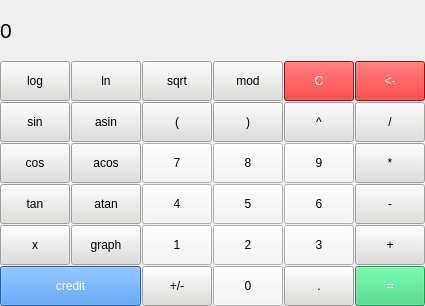
This is src/calculator.ui in shii-cchi/calculator as Qt 5 draws it before an edit. The edited form follows.
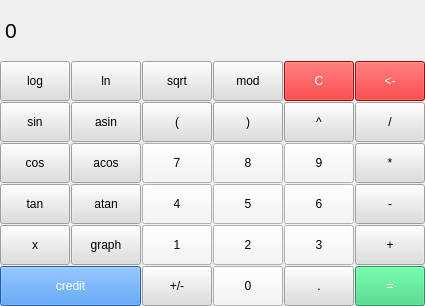
This is the edited form.

Commit message: improve window style and input +/- and graph for sin, cos

The edit to the form file:
```diff
--- a/src/calculator.ui
+++ b/src/calculator.ui
@@ -17,9 +17,9 @@
    <widget class="QLabel" name="result_window">
     <property name="geometry">
      <rect>
-      <x>0</x>
+      <x>5</x>
       <y>0</y>
-      <width>425</width>
+      <width>420</width>
       <height>60</height>
      </rect>
     </property>
```
The commit also changes 7 other files.
